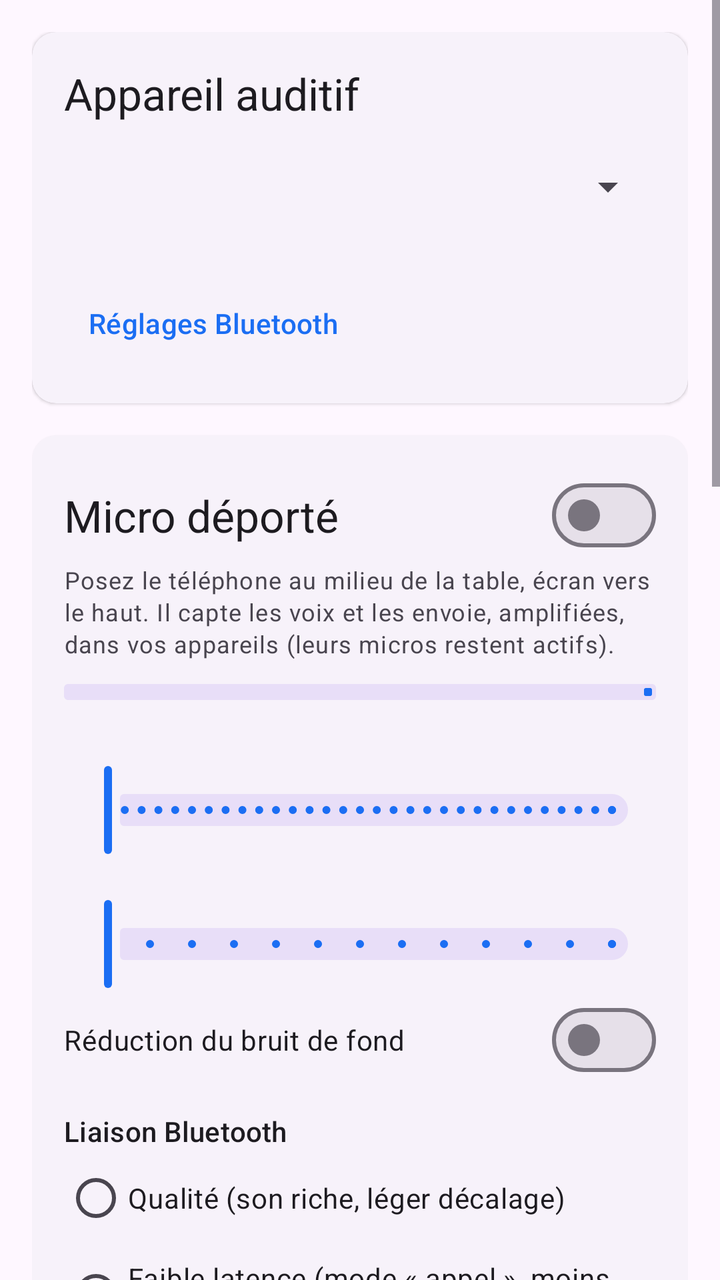
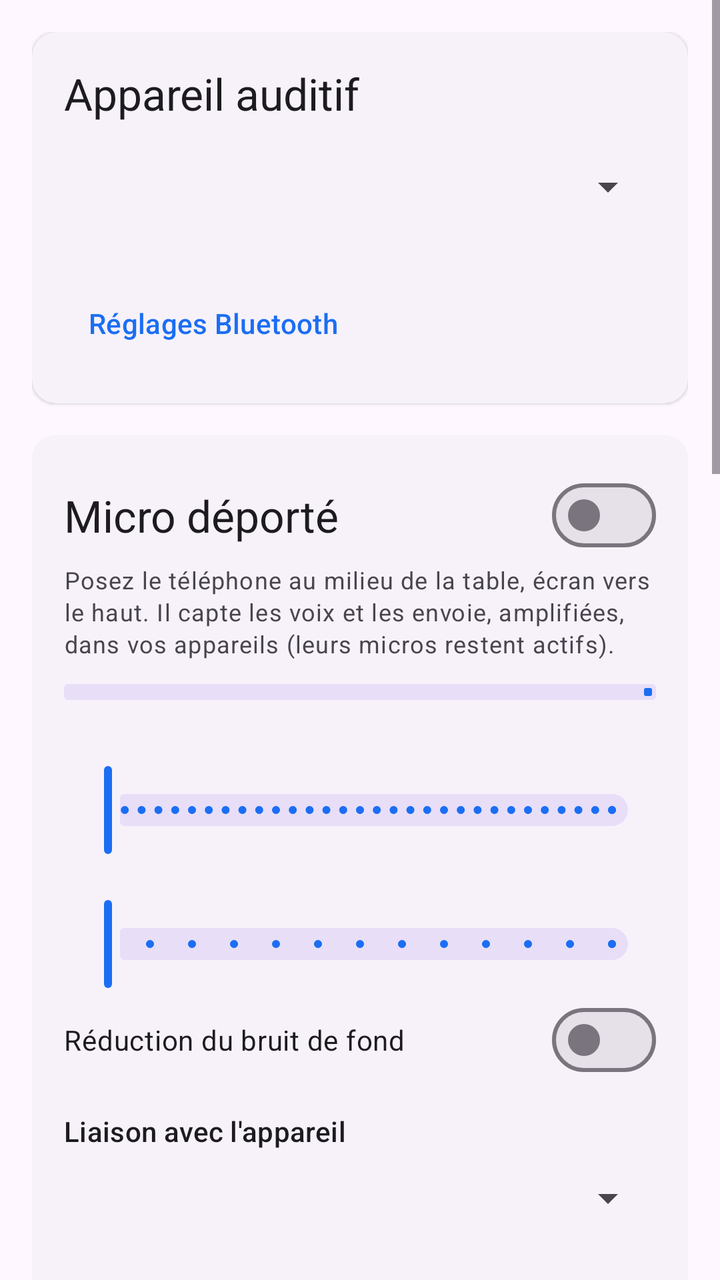

Two renders of the same Android screen: before a commit and after it. Below are the layout's source before the change and the commit's diff.
<!-- AndroidManifest.xml: application theme Theme.Appareillage -->
<!-- res/layout/activity_main.xml -->
<?xml version="1.0" encoding="utf-8"?>
<ScrollView xmlns:android="http://schemas.android.com/apk/res/android"
    xmlns:app="http://schemas.android.com/apk/res-auto"
    android:layout_width="match_parent"
    android:layout_height="match_parent"
    android:fillViewport="true">

    <LinearLayout
        android:layout_width="match_parent"
        android:layout_height="wrap_content"
        android:orientation="vertical"
        android:padding="16dp">

        <TextView
            android:id="@+id/statusText"
            android:layout_width="match_parent"
            android:layout_height="wrap_content"
            android:layout_marginBottom="12dp"
            android:background="?attr/colorErrorContainer"
            android:padding="12dp"
            android:textAppearance="?attr/textAppearanceBodyMedium"
            android:textColor="?attr/colorOnErrorContainer"
            android:visibility="gone" />

        
        <com.google.android.material.card.MaterialCardView style="@style/Card">

            <LinearLayout
                android:layout_width="match_parent"
                android:layout_height="wrap_content"
                android:orientation="vertical"
                android:padding="16dp">

                <TextView
                    style="@style/CardTitle"
                    android:layout_width="wrap_content"
                    android:layout_height="wrap_content"
                    android:text="Appareil auditif" />

                <Spinner
                    android:id="@+id/deviceSpinner"
                    android:layout_width="match_parent"
                    android:layout_height="48dp"
                    android:layout_marginTop="8dp" />

                <TextView
                    android:id="@+id/deviceInfo"
                    android:layout_width="match_parent"
                    android:layout_height="wrap_content"
                    android:layout_marginTop="4dp"
                    android:textAppearance="?attr/textAppearanceBodySmall" />

                <com.google.android.material.button.MaterialButton
                    android:id="@+id/bluetoothButton"
                    style="@style/Widget.Material3.Button.TextButton"
                    android:layout_width="wrap_content"
                    android:layout_height="wrap_content"
                    android:text="Réglages Bluetooth" />
            </LinearLayout>
        </com.google.android.material.card.MaterialCardView>

        
        <com.google.android.material.card.MaterialCardView style="@style/Card">

            <LinearLayout
                android:layout_width="match_parent"
                android:layout_height="wrap_content"
                android:orientation="vertical"
                android:padding="16dp">

                <com.google.android.material.materialswitch.MaterialSwitch
                    android:id="@+id/remoteSwitch"
                    android:layout_width="match_parent"
                    android:layout_height="wrap_content"
                    android:text="Micro déporté"
                    android:textAppearance="@style/CardTitle" />

                <TextView
                    android:layout_width="match_parent"
                    android:layout_height="wrap_content"
                    android:text="Posez le téléphone au milieu de la table, écran vers le haut. Il capte les voix et les envoie, amplifiées, dans vos appareils (leurs micros restent actifs)."
                    android:textAppearance="?attr/textAppearanceBodySmall" />

                <com.google.android.material.progressindicator.LinearProgressIndicator
                    android:id="@+id/levelMeter"
                    android:layout_width="match_parent"
                    android:layout_height="wrap_content"
                    android:layout_marginTop="12dp"
                    android:max="100"
                    app:trackThickness="8dp" />

                <TextView
                    android:id="@+id/gainLabel"
                    android:layout_width="wrap_content"
                    android:layout_height="wrap_content"
                    android:layout_marginTop="12dp"
                    android:textAppearance="?attr/textAppearanceLabelLarge" />

                <com.google.android.material.slider.Slider
                    android:id="@+id/gainSlider"
                    android:layout_width="match_parent"
                    android:layout_height="wrap_content"
                    android:stepSize="1"
                    android:valueFrom="0"
                    android:valueTo="30" />

                <TextView
                    android:id="@+id/clarityLabel"
                    android:layout_width="wrap_content"
                    android:layout_height="wrap_content"
                    android:textAppearance="?attr/textAppearanceLabelLarge" />

                <com.google.android.material.slider.Slider
                    android:id="@+id/claritySlider"
                    android:layout_width="match_parent"
                    android:layout_height="wrap_content"
                    android:stepSize="1"
                    android:valueFrom="0"
                    android:valueTo="12" />

                <com.google.android.material.materialswitch.MaterialSwitch
                    android:id="@+id/noiseSwitch"
                    android:layout_width="match_parent"
                    android:layout_height="wrap_content"
                    android:text="Réduction du bruit de fond" />

                <TextView
                    android:layout_width="wrap_content"
                    android:layout_height="wrap_content"
                    android:layout_marginTop="12dp"
                    android:text="Liaison Bluetooth"
                    android:textAppearance="?attr/textAppearanceLabelLarge" />

                <RadioGroup
                    android:id="@+id/latencyGroup"
                    android:layout_width="match_parent"
                    android:layout_height="wrap_content">

                    <RadioButton
                        android:id="@+id/latencyQuality"
                        android:layout_width="match_parent"
                        android:layout_height="wrap_content"
                        android:text="Qualité (son riche, léger décalage)" />

                    <RadioButton
                        android:id="@+id/latencyLow"
                        android:layout_width="match_parent"
                        android:layout_height="wrap_content"
                        android:text="Faible latence (mode « appel », moins d'écho)" />
                </RadioGroup>

                <TextView
                    android:layout_width="wrap_content"
                    android:layout_height="wrap_content"
                    android:layout_marginTop="8dp"
                    android:text="Type de micro"
                    android:textAppearance="?attr/textAppearanceLabelLarge" />

                <Spinner
                    android:id="@+id/micSpinner"
                    android:layout_width="match_parent"
                    android:layout_height="48dp" />
            </LinearLayout>
        </com.google.android.material.card.MaterialCardView>

        
        <com.google.android.material.card.MaterialCardView style="@style/Card">

            <LinearLayout
                android:layout_width="match_parent"
                android:layout_height="wrap_content"
                android:orientation="vertical"
                android:padding="16dp">

                <com.google.android.material.materialswitch.MaterialSwitch
                    android:id="@+id/captionsSwitch"
                    android:layout_width="match_parent"
                    android:layout_height="wrap_content"
                    android:text="Sous-titres en direct"
                    android:textAppearance="@style/CardTitle" />

                <TextView
                    android:id="@+id/captionInfo"
                    android:layout_width="match_parent"
                    android:layout_height="wrap_content"
                    android:textAppearance="?attr/textAppearanceBodySmall"
                    android:textColor="?attr/colorError"
                    android:visibility="gone" />

                <TextView
                    android:id="@+id/transcript"
                    android:layout_width="match_parent"
                    android:layout_height="wrap_content"
                    android:layout_marginTop="8dp"
                    android:background="?attr/colorSurfaceContainerHighest"
                    android:gravity="bottom"
                    android:minHeight="160dp"
                    android:padding="12dp"
                    android:textIsSelectable="true" />

                <LinearLayout
                    android:layout_width="match_parent"
                    android:layout_height="wrap_content"
                    android:orientation="horizontal">

                    <com.google.android.material.button.MaterialButton
                        android:id="@+id/fullscreenButton"
                        style="@style/Widget.Material3.Button.TonalButton"
                        android:layout_width="0dp"
                        android:layout_height="wrap_content"
                        android:layout_marginEnd="8dp"
                        android:layout_weight="1"
                        android:text="Plein écran" />

                    <com.google.android.material.button.MaterialButton
                        android:id="@+id/shareButton"
                        style="@style/Widget.Material3.Button.TextButton"
                        android:layout_width="wrap_content"
                        android:layout_height="wrap_content"
                        android:text="Partager" />

                    <com.google.android.material.button.MaterialButton
                        android:id="@+id/clearButton"
                        style="@style/Widget.Material3.Button.TextButton"
                        android:layout_width="wrap_content"
                        android:layout_height="wrap_content"
                        android:text="Effacer" />
                </LinearLayout>

                <TextView
                    android:layout_width="wrap_content"
                    android:layout_height="wrap_content"
                    android:layout_marginTop="12dp"
                    android:text="Micro utilisé (quand le micro déporté est coupé)"
                    android:textAppearance="?attr/textAppearanceLabelLarge" />

                <RadioGroup
                    android:id="@+id/sourceGroup"
                    android:layout_width="match_parent"
                    android:layout_height="wrap_content">

                    <RadioButton
                        android:id="@+id/sourcePhone"
                        android:layout_width="match_parent"
                        android:layout_height="wrap_content"
                        android:text="Micro du téléphone" />

                    <RadioButton
                        android:id="@+id/sourceAid"
                        android:layout_width="match_parent"
                        android:layout_height="wrap_content"
                        android:text="Micros de l'appareil auditif (ce que vous entendez)" />
                </RadioGroup>

                <TextView
                    android:layout_width="wrap_content"
                    android:layout_height="wrap_content"
                    android:layout_marginTop="8dp"
                    android:text="Langue"
                    android:textAppearance="?attr/textAppearanceLabelLarge" />

                <Spinner
                    android:id="@+id/languageSpinner"
                    android:layout_width="match_parent"
                    android:layout_height="48dp" />

                <com.google.android.material.materialswitch.MaterialSwitch
                    android:id="@+id/offlineSwitch"
                    android:layout_width="match_parent"
                    android:layout_height="wrap_content"
                    android:text="Hors connexion si possible (plus privé)" />

                <TextView
                    android:id="@+id/textSizeLabel"
                    android:layout_width="wrap_content"
                    android:layout_height="wrap_content"
                    android:layout_marginTop="8dp"
                    android:textAppearance="?attr/textAppearanceLabelLarge" />

                <com.google.android.material.slider.Slider
                    android:id="@+id/textSizeSlider"
                    android:layout_width="match_parent"
                    android:layout_height="wrap_content"
                    android:stepSize="2"
                    android:valueFrom="16"
                    android:valueTo="56" />
            </LinearLayout>
        </com.google.android.material.card.MaterialCardView>

        
        <com.google.android.material.card.MaterialCardView style="@style/Card">

            <LinearLayout
                android:layout_width="match_parent"
                android:layout_height="wrap_content"
                android:orientation="vertical"
                android:padding="16dp">

                <TextView
                    style="@style/CardTitle"
                    android:layout_width="wrap_content"
                    android:layout_height="wrap_content"
                    android:text="Pourquoi cette application ?" />

                <TextView
                    android:layout_width="match_parent"
                    android:layout_height="wrap_content"
                    android:layout_marginTop="4dp"
                    android:text="Les fonctions « appareil auditif » d'Android ne s'activent qu'avec les appareils utilisant les protocoles ASHA ou Bluetooth LE Audio. Beaucoup d'appareils (dont la plupart des Phonak) se connectent en Bluetooth classique : Android les voit comme de simples écouteurs. Cette application fonctionne avec n'importe quelle sortie audio : elle fait elle-même la transcription et l'amplification."
                    android:textAppearance="?attr/textAppearanceBodySmall" />

                <com.google.android.material.button.MaterialButton
                    android:id="@+id/liveTranscribeButton"
                    style="@style/Widget.Material3.Button.TextButton"
                    android:layout_width="wrap_content"
                    android:layout_height="wrap_content"
                    android:text="Ouvrir Transcription instantanée (Google)"
                    android:visibility="gone" />
            </LinearLayout>
        </com.google.android.material.card.MaterialCardView>
    </LinearLayout>
</ScrollView>
<!-- resources referenced by this layout -->
<resources>
  <style name="Card" parent="Widget.Material3.CardView.Elevated">
          <item name="android:layout_width">match_parent</item>
          <item name="android:layout_height">wrap_content</item>
          <item name="android:layout_marginBottom">16dp</item>
      </style>
  <style name="CardTitle" parent="TextAppearance.Material3.TitleLarge" />
  <style name="Theme.Appareillage" parent="Theme.Material3.DayNight">
          <item name="colorPrimary">@color/brand</item>
      </style>
  <color name="brand">#1B6EF3</color>
</resources>

<!-- the commit's change to res/layout/activity_main.xml (unified diff, before → after) -->
@@ -90,6 +90,14 @@
                     app:trackThickness="8dp" />
 
                 <TextView
+                    android:id="@+id/linkText"
+                    android:layout_width="match_parent"
+                    android:layout_height="wrap_content"
+                    android:layout_marginTop="8dp"
+                    android:textAppearance="?attr/textAppearanceBodyMedium"
+                    android:visibility="gone" />
+
+                <TextView
                     android:id="@+id/gainLabel"
                     android:layout_width="wrap_content"
                     android:layout_height="wrap_content"
@@ -128,26 +136,31 @@
                     android:layout_width="wrap_content"
                     android:layout_height="wrap_content"
                     android:layout_marginTop="12dp"
-                    android:text="Liaison Bluetooth"
-                    android:textAppearance="?attr/textAppearanceLabelLarge" />
-
-                <RadioGroup
-                    android:id="@+id/latencyGroup"
-                    android:layout_width="match_parent"
-                    android:layout_height="wrap_content">
-
-                    <RadioButton
-                        android:id="@+id/latencyQuality"
-                        android:layout_width="match_parent"
-                        android:layout_height="wrap_content"
-                        android:text="Qualité (son riche, léger décalage)" />
-
-                    <RadioButton
-                        android:id="@+id/latencyLow"
-                        android:layout_width="match_parent"
-                        android:layout_height="wrap_content"
-                        android:text="Faible latence (mode « appel », moins d'écho)" />
-                </RadioGroup>
+                    android:text="Liaison avec l'appareil"
+                    android:textAppearance="?attr/textAppearanceLabelLarge" />
+
+                <Spinner
+                    android:id="@+id/linkSpinner"
+                    android:layout_width="match_parent"
+                    android:layout_height="48dp" />
+
+                <TextView
+                    android:id="@+id/linkHelp"
+                    android:layout_width="match_parent"
+                    android:layout_height="wrap_content"
+                    android:textAppearance="?attr/textAppearanceBodySmall" />
+
+                <TextView
+                    android:layout_width="wrap_content"
+                    android:layout_height="wrap_content"
+                    android:layout_marginTop="8dp"
+                    android:text="Tampon audio"
+                    android:textAppearance="?attr/textAppearanceLabelLarge" />
+
+                <Spinner
+                    android:id="@+id/bufferSpinner"
+                    android:layout_width="match_parent"
+                    android:layout_height="48dp" />
 
                 <TextView
                     android:layout_width="wrap_content"
